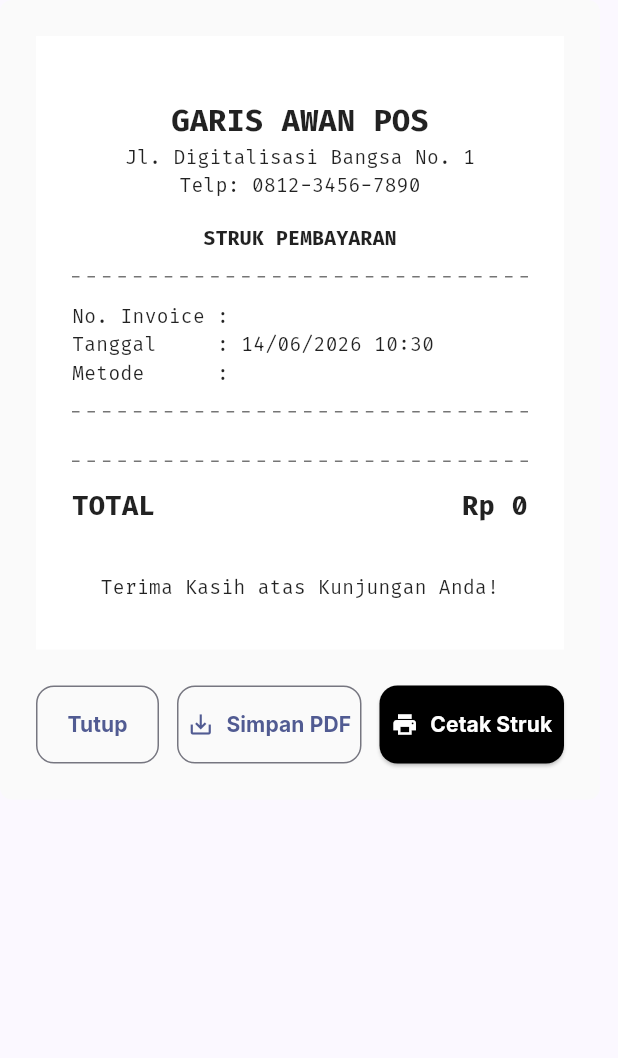
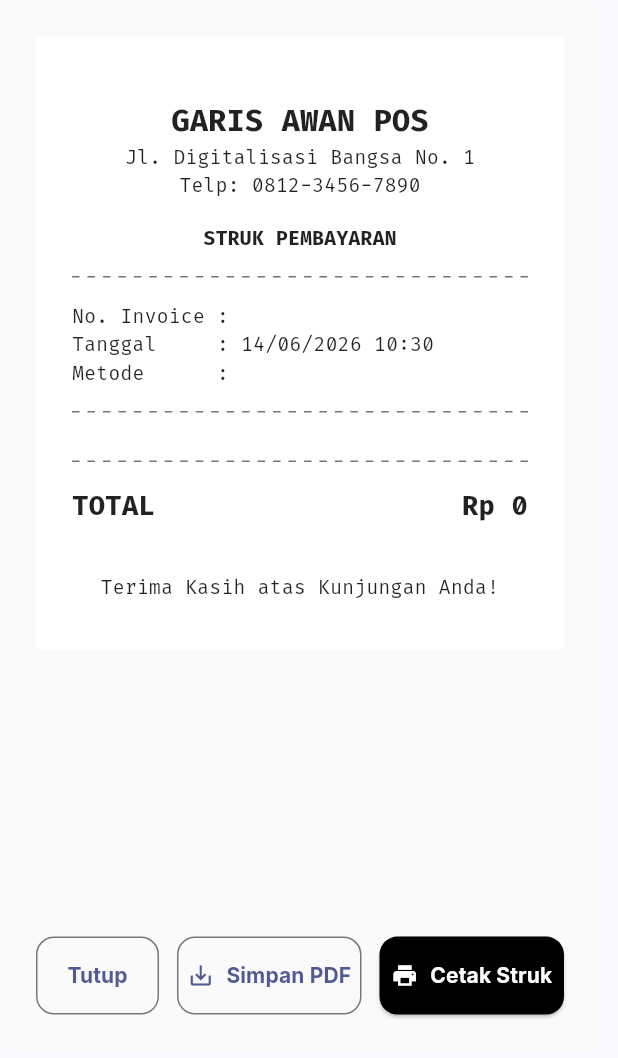
Before and after one commit to rosifirdos/pos-kasir, a Flutter app: the ReceiptWidget widget shown alone on an empty page, opened directly with empty values, on a phone screen of 412 x 824 dp. Shown: the top 1058 px of the screen. Run offline on Flutter 3.47's test engine with Material 3 defaults, Android fonts, the phone set to English and light mode, and no system bars; our stand-ins replace google_fonts, image_picker, jwt_decoder, pdf, printing, qr_flutter and 1 more; accounts and stored records are empty; network calls fail.

Commit message:
fix(frontend): make receipt dialog and qris dialog responsive to prevent overflow

```diff
--- a/frontend/lib/screens/pos_screen.dart
+++ b/frontend/lib/screens/pos_screen.dart
@@ -144,6 +144,10 @@ class _PosScreenState extends State<PosScreen> {
           contentPadding: const EdgeInsets.all(24),
           content: Container(
             width: 380,
+            constraints: BoxConstraints(
+              maxHeight: MediaQuery.of(context).size.height * 0.85,
+            ),
+            child: SingleChildScrollView(
               child: Column(
                 mainAxisSize: MainAxisSize.min,
                 crossAxisAlignment: CrossAxisAlignment.stretch,
@@ -242,6 +246,7 @@ class _PosScreenState extends State<PosScreen> {
                     ],
                   ),
                 ],
+              ),
             ),
           ),
         );
--- a/frontend/lib/screens/receipt_dialog.dart
+++ b/frontend/lib/screens/receipt_dialog.dart
@@ -160,6 +160,9 @@ class ReceiptWidget extends StatelessWidget {
 
     return Container(
       width: 400,
+      constraints: BoxConstraints(
+        maxHeight: MediaQuery.of(context).size.height * 0.85,
+      ),
       padding: const EdgeInsets.all(24),
       decoration: BoxDecoration(
         color: const Color(0xFFFAFAFA),
@@ -167,6 +170,11 @@ class ReceiptWidget extends StatelessWidget {
       ),
       child: Column(
         mainAxisSize: MainAxisSize.min,
+        crossAxisAlignment: CrossAxisAlignment.stretch,
+        children: [
+          Expanded(
+            child: SingleChildScrollView(
+              child: Column(
                 crossAxisAlignment: CrossAxisAlignment.stretch,
                 children: [
                   // Simulate paper top edge
@@ -265,6 +273,10 @@ class ReceiptWidget extends StatelessWidget {
                       ],
                     ),
                   ),
+                ],
+              ),
+            ),
+          ),
           const SizedBox(height: 24),
           Row(
             children: [
```
Lines whose indentation alone changed are shown as unchanged.
